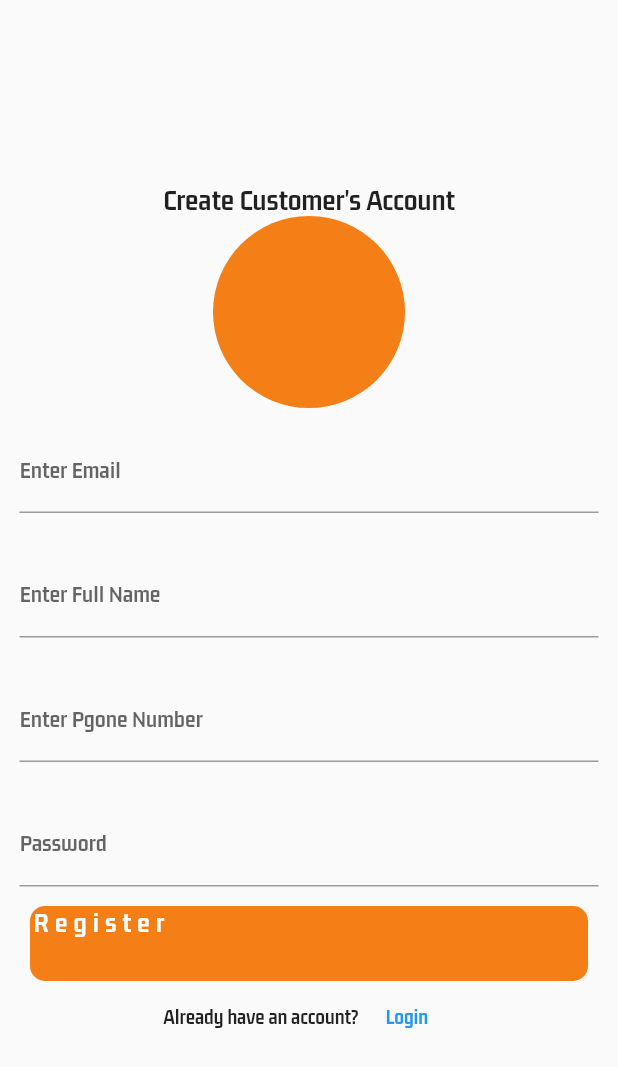
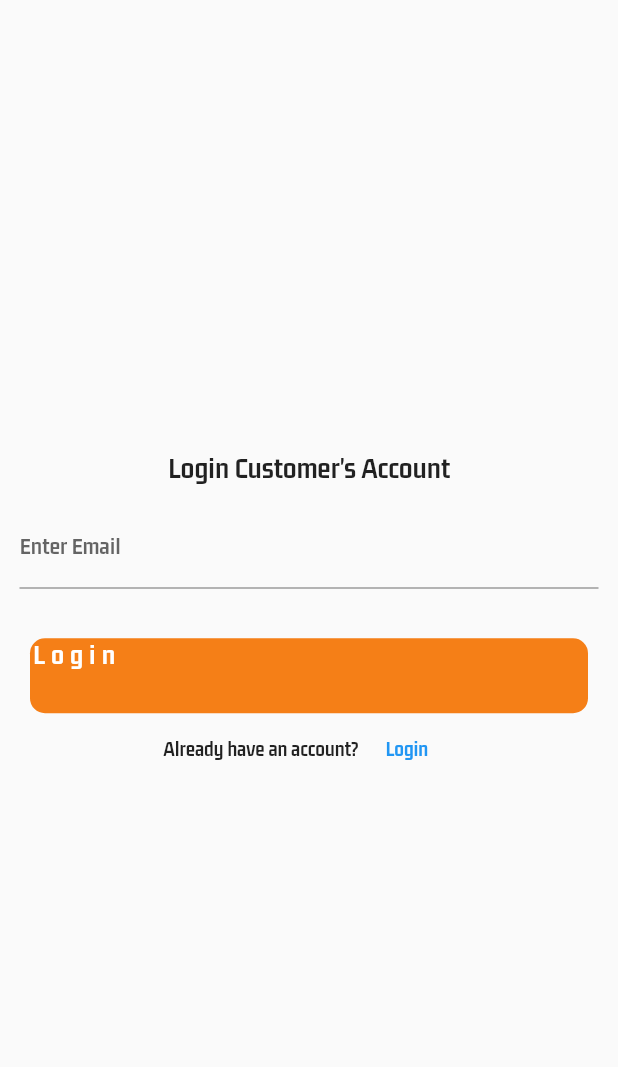
Before and after one commit to MohamedAhmedSD/multi_vendor, a Flutter app: the RegisterScreen screen opened directly, after a tap on "Login", on a phone screen of 412 x 824 dp. Shown: the top 1067 px of the screen. Run offline on Flutter 3.47's test engine with Material 2 defaults, Android fonts, the phone set to English and light mode, and no system bars; our stand-ins replace cloud_firestore, firebase_core, flutter_svg; accounts and stored records are empty.

Commit message:
login UI

```diff
--- a/lib/views/auth/login_screen.dart
+++ b/lib/views/auth/login_screen.dart
@@ -0,0 +1,67 @@
+import 'package:flutter/material.dart';
+
+class LoginScreen extends StatelessWidget {
+  const LoginScreen({super.key});
+
+  @override
+  Widget build(BuildContext context) {
+    return Scaffold(
+      body: Center(
+          child: Column(
+        mainAxisAlignment: MainAxisAlignment.center,
+        children: [
+          Text(
+            "Login Customer's Account",
+            style: TextStyle(fontSize: 20),
+          ),
+
+          Padding(
+            padding: EdgeInsets.all(13),
+            child: TextFormField(
+              decoration: InputDecoration(
+                labelText: "Enter Email",
+              ),
+            ),
+          ),
+          SizedBox(
+            height: 20,
+          ),
+          //! button
+          Container(
+            width: MediaQuery.of(context).size.width - 40,
+            height: 50,
+            decoration: BoxDecoration(
+              color: Colors.yellow.shade900,
+              borderRadius: BorderRadius.circular(10),
+            ),
+            child: Text(
+              "Login",
+              style: TextStyle(
+                  color: Colors.white,
+                  fontSize: 19,
+                  fontWeight: FontWeight.bold,
+                  letterSpacing: 4),
+            ),
+          ),
+          Row(
+            mainAxisAlignment: MainAxisAlignment.center,
+            children: [
+              Text("Already have an account?"),
+              TextButton(
+                onPressed: () {
+                  Navigator.push(
+                    context,
+                    MaterialPageRoute(builder: (context) {
+                      return LoginScreen();
+                    }),
+                  );
+                },
+                child: Text("Login"),
+              ),
+            ],
+          )
+        ],
+      )),
+    );
+  }
+}
--- a/lib/views/auth/register_screen.dart
+++ b/lib/views/auth/register_screen.dart
@@ -1,4 +1,6 @@
 import 'package:flutter/material.dart';
+
+import 'login_screen.dart';
 
 class RegisterScreen extends StatelessWidget {
   const RegisterScreen({super.key});
@@ -72,7 +74,14 @@ class RegisterScreen extends StatelessWidget {
             children: [
               Text("Already have an account?"),
               TextButton(
-                onPressed: () {},
+                onPressed: () {
+                  Navigator.push(
+                    context,
+                    MaterialPageRoute(builder: (context) {
+                      return LoginScreen();
+                    }),
+                  );
+                },
                 child: Text("Login"),
               ),
             ],
```
